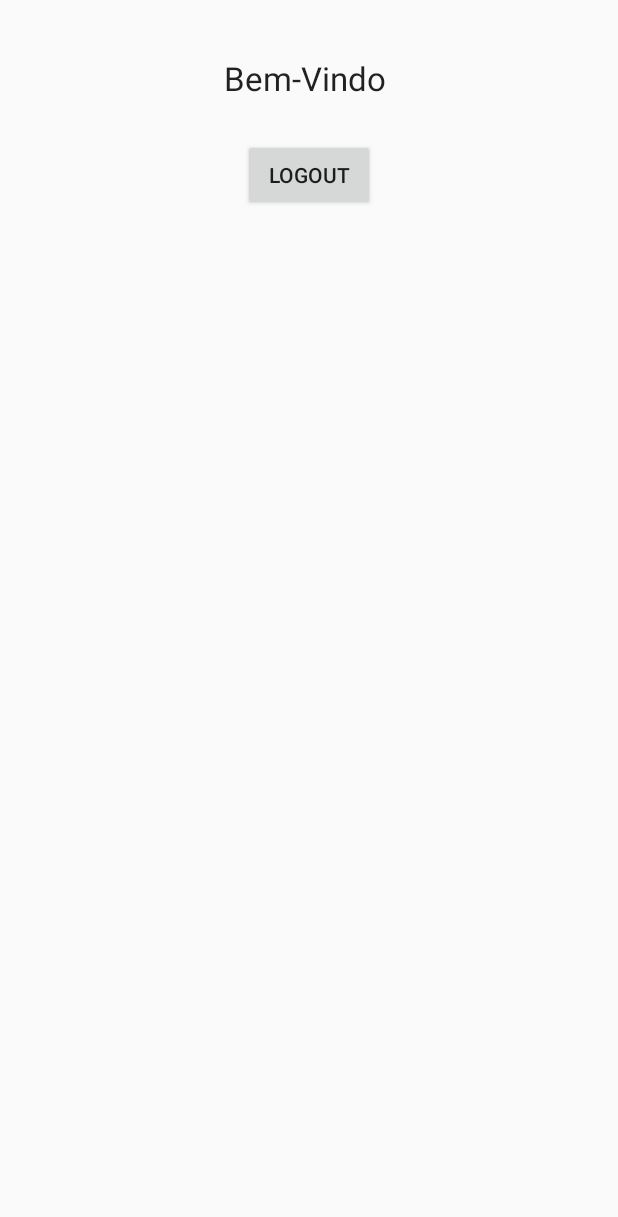
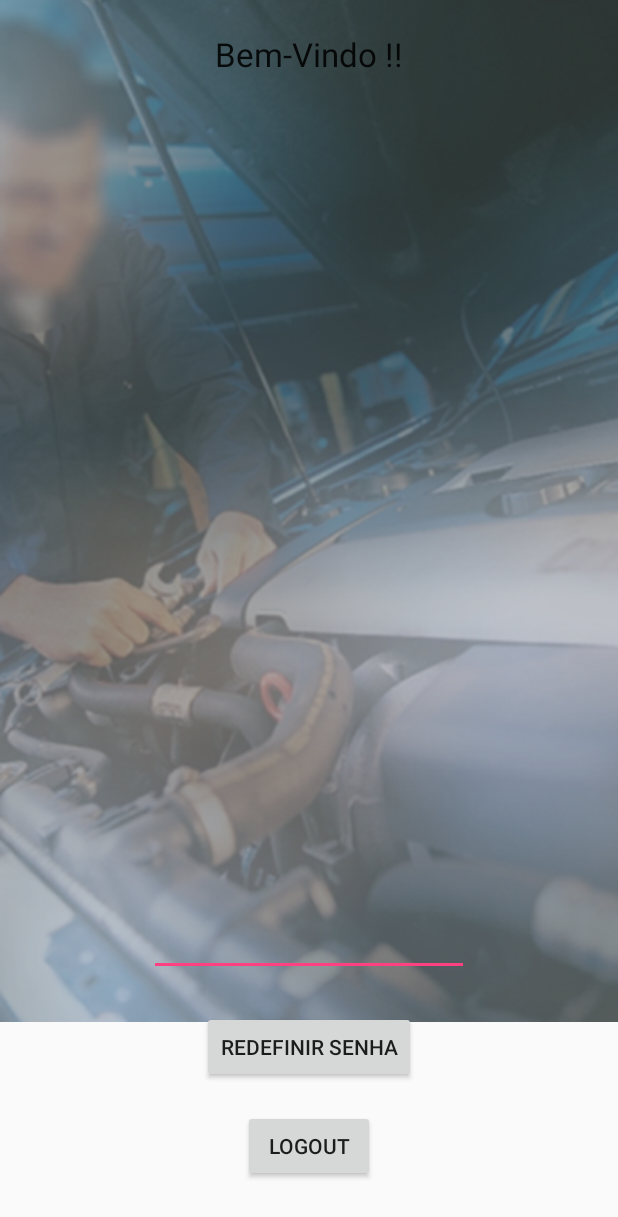
Before and after one commit to diogoguilhen/Fixyt, an Android app: the Perfil screen opened directly, with no data from a screen before it, on a phone screen of 412 x 824 dp. Shown: the top 1217 px of the screen. Run offline under Robolectric (Android 15) with nearby library versions, the phone set to English and light mode, and no system bars; our stand-ins replace Firebase (no records; nobody signed in at launch, a user with empty details on screens opened directly).

Commit message:
redefinição de Senha pronto

```diff
--- a/app/src/main/java/fixyt/fixyt/Perfil.java
+++ b/app/src/main/java/fixyt/fixyt/Perfil.java
@@ -2,12 +2,18 @@ package fixyt.fixyt;
 
 import android.content.DialogInterface;
 import android.content.Intent;
+import android.support.annotation.NonNull;
 import android.support.v7.app.AppCompatActivity;
 import android.os.Bundle;
+import android.util.Log;
 import android.view.View;
 import android.widget.Button;
+import android.widget.EditText;
 import android.widget.TextView;
+import android.widget.Toast;
 
+import com.google.android.gms.tasks.OnCompleteListener;
+import com.google.android.gms.tasks.Task;
 import com.google.firebase.auth.FirebaseAuth;
 import com.google.firebase.auth.FirebaseUser;
 
@@ -15,7 +21,9 @@ public class Perfil extends AppCompatActivity implements View.OnClickListener {
 
     private FirebaseAuth firebaseAuth;
     private TextView emailUsuario;
+    private EditText campoSenha;
     private Button logOut;
+    private Button redefSenha;
 
     @Override
     protected void onCreate(Bundle savedInstanceState) {
@@ -29,13 +37,20 @@ public class Perfil extends AppCompatActivity implements View.OnClickListener {
             startActivity(new Intent(this, PreLogin.class));
         }
 
-        FirebaseUser usuario = firebaseAuth.getCurrentUser();
+        FirebaseUser usuario = firebaseAuth.getInstance().getCurrentUser();
+
+
+
 
         emailUsuario = (TextView) findViewById(R.id.textUsuarioEmail);
-        emailUsuario.setText("Bem-Vindo " + usuario.getEmail());
+        emailUsuario.setText("Bem-Vindo " + usuario.getEmail() + "!!");
+        campoSenha = (EditText) findViewById(R.id.novaSenha);
+
         logOut = (Button) findViewById(R.id.botaoLogout);
+        redefSenha = (Button) findViewById(R.id.botaoRedefinirSenha);
 
         logOut.setOnClickListener(this);
+        redefSenha.setOnClickListener(this);
 
     }
 
@@ -46,5 +61,21 @@ public class Perfil extends AppCompatActivity implements View.OnClickListener {
             finish();
             startActivity(new Intent(this, PreLogin.class));
         }
+        if(v == redefSenha){
+            FirebaseUser usuario = firebaseAuth.getInstance().getCurrentUser();
+
+            String newPassword = campoSenha.getText().toString();
+
+
+            usuario.updatePassword(newPassword)
+                    .addOnCompleteListener(new OnCompleteListener<Void>() {
+                        @Override
+                        public void onComplete(@NonNull Task<Void> task) {
+                            if (task.isSuccessful()) {
+                                Toast.makeText(Perfil.this, "Senha Atualizada com Sucesso!", Toast.LENGTH_SHORT).show();
+                            }
+                        }
+                    });
+        }
     }
 }
--- a/app/src/main/res/layout/activity_perfil.xml
+++ b/app/src/main/res/layout/activity_perfil.xml
@@ -1,20 +1,27 @@
 <?xml version="1.0" encoding="utf-8"?>
 <RelativeLayout xmlns:android="http://schemas.android.com/apk/res/android"
+    xmlns:app="http://schemas.android.com/apk/res-auto"
     xmlns:tools="http://schemas.android.com/tools"
     android:id="@+id/activity_perfil"
     android:layout_width="match_parent"
     android:layout_height="match_parent"
-    android:paddingBottom="@dimen/activity_vertical_margin"
-    android:paddingLeft="@dimen/activity_horizontal_margin"
-    android:paddingRight="@dimen/activity_horizontal_margin"
-    android:paddingTop="@dimen/activity_vertical_margin"
+
     tools:context="fixyt.fixyt.Perfil">
+
+    <ImageView
+        android:id="@+id/imageView7"
+        android:layout_width="match_parent"
+        android:layout_height="wrap_content"
+        android:scaleType="centerCrop"
+        app:srcCompat="@drawable/principal_back"
+        android:layout_alignParentTop="true"
+        android:layout_alignParentLeft="true"
+        android:layout_alignParentStart="true" />
 
     <LinearLayout
         android:layout_width="match_parent"
         android:layout_height="wrap_content"
         android:orientation="vertical"
-        android:layout_centerVertical="true"
         android:layout_centerHorizontal="true"
         android:id="@+id/linearLayout">
 
@@ -35,8 +42,27 @@
         android:text="Logout"
         android:layout_width="wrap_content"
         android:layout_height="wrap_content"
-        android:layout_marginTop="26dp"
-        android:layout_below="@+id/textUsuarioEmail"
+        android:layout_marginBottom="36dp"
+        android:layout_alignParentBottom="true"
         android:layout_centerHorizontal="true" />
 
+    <Button
+        android:id="@+id/botaoRedefinirSenha"
+        android:layout_width="wrap_content"
+        android:layout_height="wrap_content"
+        android:layout_marginBottom="102dp"
+        android:text="Redefinir Senha"
+        android:layout_alignParentBottom="true"
+        android:layout_centerHorizontal="true" />
+
+    <EditText
+        android:id="@+id/novaSenha"
+        android:layout_width="wrap_content"
+        android:layout_height="wrap_content"
+        android:layout_above="@+id/botaoRedefinirSenha"
+        android:layout_centerHorizontal="true"
+        android:layout_marginBottom="23dp"
+        android:ems="10"
+        android:inputType="textPassword" />
+
 </RelativeLayout>
```
